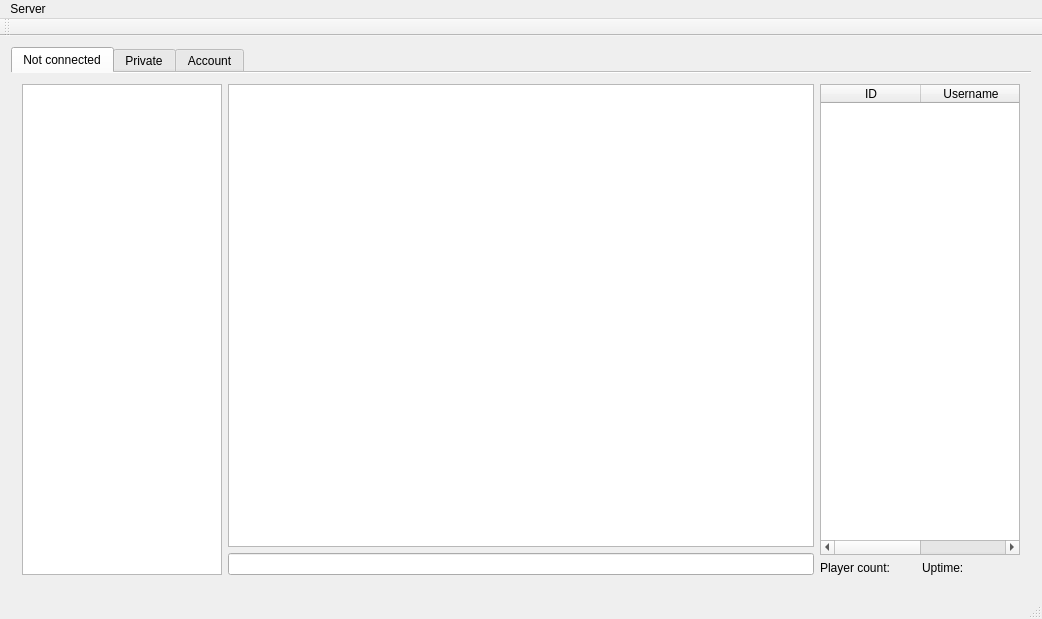
This is mainwindow.ui in user2408/SA-QTcpSocket-Client as Qt 5 draws it before an edit. The edited form follows.
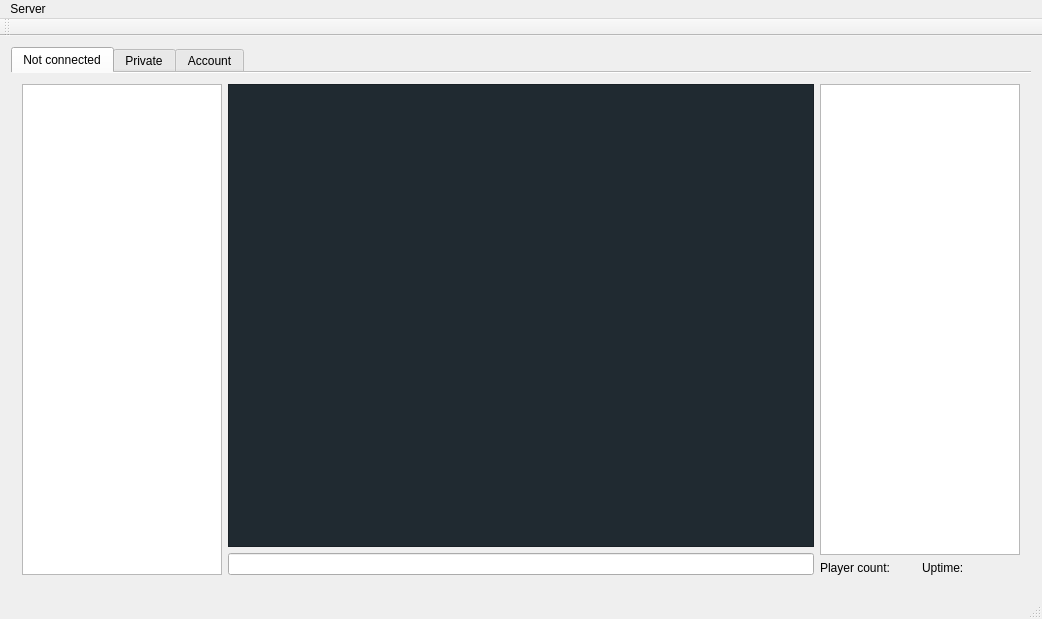
This is the edited form.

Diff of the .ui file:
```diff
--- a/mainwindow.ui
+++ b/mainwindow.ui
@@ -51,7 +51,7 @@
             <item>
              <widget class="QTextBrowser" name="textBrowser">
               <property name="styleSheet">
-               <string notr="true"/>
+               <string notr="true">background-color: #202A31</string>
               </property>
              </widget>
             </item>
@@ -76,6 +76,18 @@
                 <height>16777215</height>
                </size>
               </property>
+              <property name="styleSheet">
+               <string notr="true"/>
+              </property>
+              <property name="horizontalScrollBarPolicy">
+               <enum>Qt::ScrollBarAlwaysOff</enum>
+              </property>
+              <attribute name="horizontalHeaderVisible">
+               <bool>false</bool>
+              </attribute>
+              <attribute name="horizontalHeaderHighlightSections">
+               <bool>true</bool>
+              </attribute>
               <attribute name="verticalHeaderVisible">
                <bool>false</bool>
               </attribute>
@@ -89,6 +101,21 @@
                 <string>Username</string>
                </property>
               </column>
+              <column>
+               <property name="text">
+                <string>R</string>
+               </property>
+              </column>
+              <column>
+               <property name="text">
+                <string>G</string>
+               </property>
+              </column>
+              <column>
+               <property name="text">
+                <string>B</string>
+               </property>
+              </column>
              </widget>
             </item>
             <item>
```
